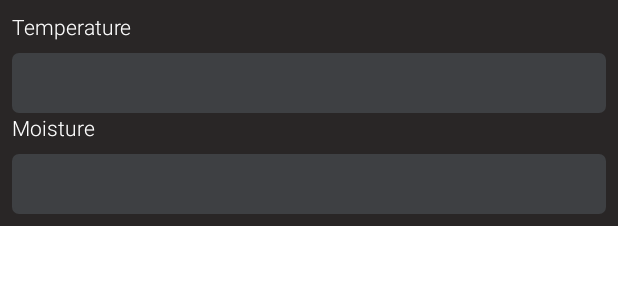
After one commit to Intelecs/intelecs-greenhouse, an Android app: the layout threshold_layout.xml on its own in the app's theme, with its tools: preview values and no code run, on a phone screen of 412 x 824 dp. The commit adds this screen. Shown: the top 300 px of the screen. Run offline under Robolectric (Android 15) with nearby library versions, the phone set to English and light mode, and no system bars.

```diff
--- /dev/null
+++ b/app/src/main/res/drawable/text_input.xml
@@ -0,0 +1,13 @@
+<?xml version="1.0" encoding="utf-8"?>
+<shape xmlns:android="http://schemas.android.com/apk/res/android" >
+
+    <solid android:color="@color/mid_gray" />
+
+    <stroke
+        android:width="1dp"
+        android:color="@color/mid_gray" />
+    <corners
+        android:radius="@dimen/card_radius"
+        />
+
+</shape>
--- /dev/null
+++ b/app/src/main/res/layout/threshold_layout.xml
@@ -0,0 +1,58 @@
+<?xml version="1.0" encoding="utf-8"?>
+<androidx.constraintlayout.widget.ConstraintLayout
+    xmlns:android="http://schemas.android.com/apk/res/android"
+    xmlns:app="http://schemas.android.com/apk/res-auto"
+    android:background="@color/dark"
+    android:padding="@dimen/margin_small"
+    android:layout_width="match_parent"
+    android:layout_height="wrap_content">
+
+    <LinearLayout
+        app:layout_constraintTop_toTopOf="parent"
+        android:id="@+id/temp_holder"
+        android:orientation="vertical"
+        android:layout_width="match_parent"
+        android:layout_height="wrap_content">
+
+        <TextView
+            android:layout_width="wrap_content"
+            android:layout_height="wrap_content"
+            android:textAllCaps="false"
+            android:fontFamily="sans-serif-light"
+            android:layout_marginBottom="@dimen/margin_small"
+            android:textColor="@color/white"
+            android:text="@string/temperature_input"/>
+
+        <EditText
+            android:textColor="@color/white"
+            android:background="@drawable/text_input"
+            android:layout_width="match_parent"
+            android:layout_height="@dimen/input_height" />
+
+    </LinearLayout>
+
+    <LinearLayout
+        app:layout_constraintTop_toBottomOf="@id/temp_holder"
+        android:id="@+id/moist_holder"
+        android:orientation="vertical"
+        android:layout_width="match_parent"
+        android:layout_height="wrap_content">
+
+        <TextView
+            android:layout_width="wrap_content"
+            android:layout_height="wrap_content"
+            android:textAllCaps="false"
+            android:fontFamily="sans-serif-light"
+            android:layout_marginBottom="@dimen/margin_small"
+            android:textColor="@color/white"
+            android:text="@string/moisture_input"/>
+
+        <EditText
+            android:textColor="@color/white"
+            android:background="@drawable/text_input"
+            android:layout_width="match_parent"
+            android:layout_height="@dimen/input_height" />
+
+    </LinearLayout>
+
+</androidx.constraintlayout.widget.ConstraintLayout>
--- a/app/src/main/res/values/dimens.xml
+++ b/app/src/main/res/values/dimens.xml
@@ -5,6 +5,7 @@
     <dimen name="font_normal">12sp</dimen>
     <dimen name="font_small">6sp</dimen>
 
+    <dimen name="input_height">40dp</dimen>
 
     <dimen name="margin_small">8dp</dimen>
     <dimen name="margin_big">16dp</dimen>
--- a/app/src/main/res/values/strings.xml
+++ b/app/src/main/res/values/strings.xml
@@ -35,4 +35,7 @@
     <string name="yearly">YEARLY</string>
     <string name="weakly">WEAKLY</string>
 
+    <string name="temperature_input">Temperature</string>
+    <string name="moisture_input">Moisture</string>
+
 </resources>
--- a/app/src/main/res/values/styles.xml
+++ b/app/src/main/res/values/styles.xml
@@ -1,7 +1,7 @@
 <resources>
 
     <!-- Base application theme. -->
-    <style name="AppTheme" parent="Theme.AppCompat.Light.DarkActionBar">
+    <style name="AppTheme" parent="Theme.MaterialComponents.DayNight.NoActionBar">
         <!-- Customize your theme here. -->
         <item name="colorPrimary">@color/dark</item>
     </style>
```
Also changed, not shown: app/src/main/res/layout/activity_main.xml (+90 -46 lines).
